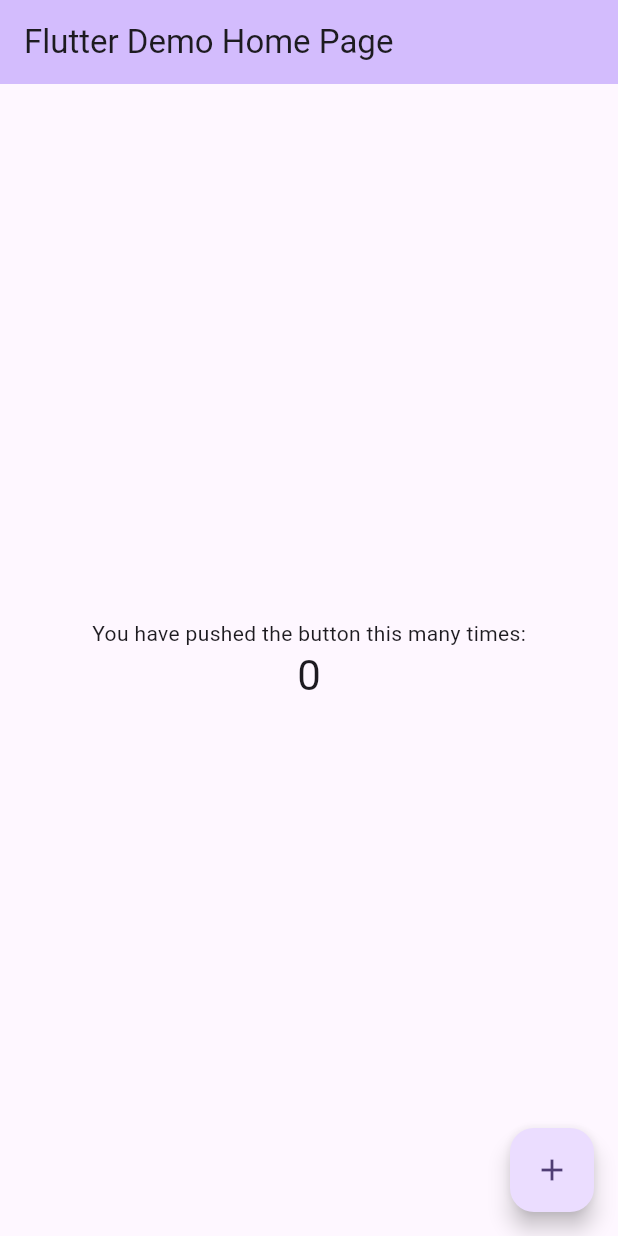
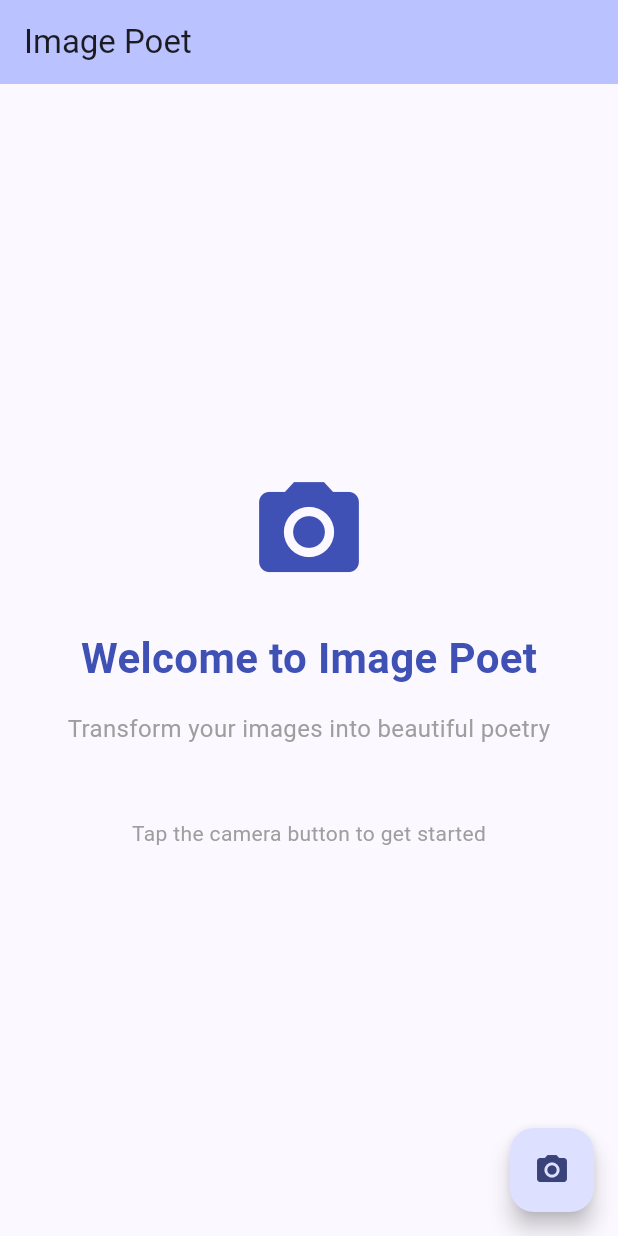
Before and after one commit to Jonny-Cho/image-poet, a Flutter app: the screen it shows after launch, on a phone screen of 412 x 824 dp. Run offline on Flutter 3.47's test engine with Material 3 defaults, Android fonts, the phone set to English and light mode, and no system bars.

Commit message:
improve: Address PR review feedback
- Add secure configuration management with environment-specific validation
- Complete CORS test implementation with proper assertions
- Customize Flutter app for Image Poet with modern UI design
- Standardize environment file comments to English
- Enhance .gitignore for better security practices

```diff
--- a/mobile/lib/main.dart
+++ b/mobile/lib/main.dart
@@ -1,125 +1,86 @@
 import 'package:flutter/material.dart';
 
 void main() {
-  runApp(const MyApp());
+  runApp(const ImagePoetApp());
 }
 
-class MyApp extends StatelessWidget {
-  const MyApp({super.key});
+class ImagePoetApp extends StatelessWidget {
+  const ImagePoetApp({super.key});
 
-  // This widget is the root of your application.
   @override
   Widget build(BuildContext context) {
     return MaterialApp(
-      title: 'Flutter Demo',
+      title: 'Image Poet',
       theme: ThemeData(
-        // This is the theme of your application.
-        //
-        // TRY THIS: Try running your application with "flutter run". You'll see
-        // the application has a blue toolbar. Then, without quitting the app,
-        // try changing the seedColor in the colorScheme below to Colors.green
-        // and then invoke "hot reload" (save your changes or press the "hot
-        // reload" button in a Flutter-supported IDE, or press "r" if you used
-        // the command line to start the app).
-        //
-        // Notice that the counter didn't reset back to zero; the application
-        // state is not lost during the reload. To reset the state, use hot
-        // restart instead.
-        //
-        // This works for code too, not just values: Most code changes can be
-        // tested with just a hot reload.
-        colorScheme: ColorScheme.fromSeed(seedColor: Colors.deepPurple),
+        colorScheme: ColorScheme.fromSeed(seedColor: Colors.indigo),
         useMaterial3: true,
       ),
-      home: const MyHomePage(title: 'Flutter Demo Home Page'),
+      home: const HomePage(),
+      debugShowCheckedModeBanner: false,
     );
   }
 }
 
-class MyHomePage extends StatefulWidget {
-  const MyHomePage({super.key, required this.title});
-
-  // This widget is the home page of your application. It is stateful, meaning
-  // that it has a State object (defined below) that contains fields that affect
-  // how it looks.
-
-  // This class is the configuration for the state. It holds the values (in this
-  // case the title) provided by the parent (in this case the App widget) and
-  // used by the build method of the State. Fields in a Widget subclass are
-  // always marked "final".
-
-  final String title;
-
-  @override
-  State<MyHomePage> createState() => _MyHomePageState();
-}
-
-class _MyHomePageState extends State<MyHomePage> {
-  int _counter = 0;
-
-  void _incrementCounter() {
-    setState(() {
-      // This call to setState tells the Flutter framework that something has
-      // changed in this State, which causes it to rerun the build method below
-      // so that the display can reflect the updated values. If we changed
-      // _counter without calling setState(), then the build method would not be
-      // called again, and so nothing would appear to happen.
-      _counter++;
-    });
-  }
+class HomePage extends StatelessWidget {
+  const HomePage({super.key});
 
   @override
   Widget build(BuildContext context) {
-    // This method is rerun every time setState is called, for instance as done
-    // by the _incrementCounter method above.
-    //
-    // The Flutter framework has been optimized to make rerunning build methods
-    // fast, so that you can just rebuild anything that needs updating rather
-    // than having to individually change instances of widgets.
     return Scaffold(
       appBar: AppBar(
-        // TRY THIS: Try changing the color here to a specific color (to
-        // Colors.amber, perhaps?) and trigger a hot reload to see the AppBar
-        // change color while the other colors stay the same.
+        title: const Text('Image Poet'),
         backgroundColor: Theme.of(context).colorScheme.inversePrimary,
-        // Here we take the value from the MyHomePage object that was created by
-        // the App.build method, and use it to set our appbar title.
-        title: Text(widget.title),
+        elevation: 0,
       ),
-      body: Center(
-        // Center is a layout widget. It takes a single child and positions it
-        // in the middle of the parent.
+      body: const Center(
         child: Column(
-          // Column is also a layout widget. It takes a list of children and
-          // arranges them vertically. By default, it sizes itself to fit its
-          // children horizontally, and tries to be as tall as its parent.
-          //
-          // Column has various properties to control how it sizes itself and
-          // how it positions its children. Here we use mainAxisAlignment to
-          // center the children vertically; the main axis here is the vertical
-          // axis because Columns are vertical (the cross axis would be
-          // horizontal).
-          //
-          // TRY THIS: Invoke "debug painting" (choose the "Toggle Debug Paint"
-          // action in the IDE, or press "p" in the console), to see the
-          // wireframe for each widget.
           mainAxisAlignment: MainAxisAlignment.center,
-          children: <Widget>[
-            const Text(
-              'You have pushed the button this many times:',
+          children: [
+            Icon(
+              Icons.photo_camera,
+              size: 80,
+              color: Colors.indigo,
             ),
+            SizedBox(height: 24),
             Text(
-              '$_counter',
-              style: Theme.of(context).textTheme.headlineMedium,
+              'Welcome to Image Poet',
+              style: TextStyle(
+                fontSize: 28,
+                fontWeight: FontWeight.bold,
+                color: Colors.indigo,
+              ),
+            ),
+            SizedBox(height: 16),
+            Text(
+              'Transform your images into beautiful poetry',
+              style: TextStyle(
+                fontSize: 16,
+                color: Colors.grey,
+              ),
+              textAlign: TextAlign.center,
+            ),
+            SizedBox(height: 48),
+            Text(
+              'Tap the camera button to get started',
+              style: TextStyle(
+                fontSize: 14,
+                color: Colors.grey,
+              ),
             ),
           ],
         ),
       ),
       floatingActionButton: FloatingActionButton(
-        onPressed: _incrementCounter,
-        tooltip: 'Increment',
-        child: const Icon(Icons.add),
-      ), // This trailing comma makes auto-formatting nicer for build methods.
+        onPressed: () {
+          // TODO: Implement image picker and poetry generation
+          ScaffoldMessenger.of(context).showSnackBar(
+            const SnackBar(
+              content: Text('Image selection coming soon!'),
+            ),
+          );
+        },
+        child: const Icon(Icons.camera_alt),
+      ),
     );
   }
 }
```
Also changed, not shown: 5 other files.
